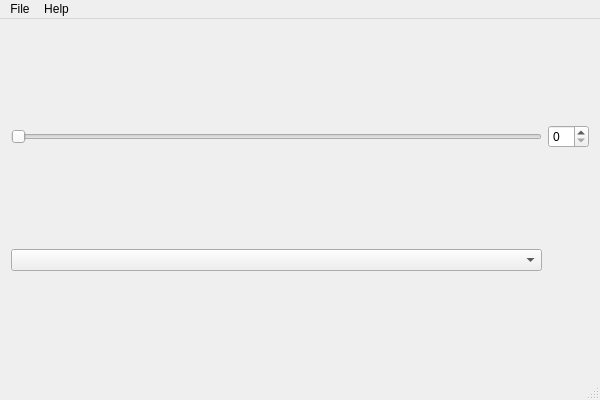
kgmonteith/BonusFFB, file H-Shifter/HShifter.ui: the form before one commit.
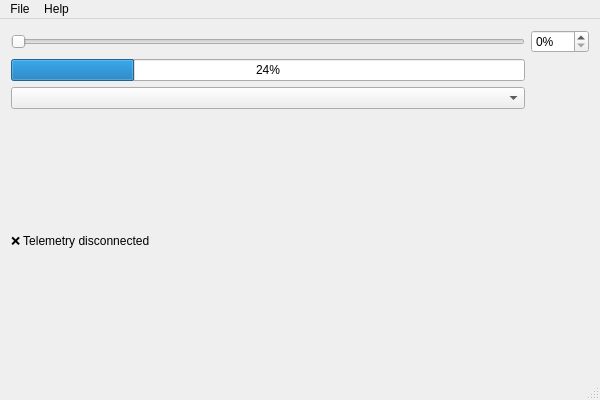
The form after the commit. Icons and pictures are not drawn.

```diff
--- a/H-Shifter/HShifter.ui
+++ b/H-Shifter/HShifter.ui
@@ -15,18 +15,46 @@
   </property>
   <widget class="QWidget" name="centralWidget">
    <layout class="QGridLayout" name="gridLayout">
+    <item row="2" column="0">
+     <widget class="QComboBox" name="clutchDeviceComboBox">
+      <property name="placeholderText">
+       <string>Select clutch pedal device</string>
+      </property>
+     </widget>
+    </item>
     <item row="0" column="1">
-     <widget class="QSpinBox" name="spinBox"/>
+     <widget class="QSpinBox" name="spinBox">
+      <property name="suffix">
+       <string>%</string>
+      </property>
+      <property name="maximum">
+       <number>100</number>
+      </property>
+     </widget>
     </item>
     <item row="0" column="0">
      <widget class="QSlider" name="horizontalSlider">
+      <property name="maximum">
+       <number>100</number>
+      </property>
       <property name="orientation">
        <enum>Qt::Orientation::Horizontal</enum>
       </property>
      </widget>
     </item>
     <item row="1" column="0">
-     <widget class="QComboBox" name="clutchDeviceComboBox"/>
+     <widget class="QProgressBar" name="progressBar">
+      <property name="value">
+       <number>24</number>
+      </property>
+     </widget>
+    </item>
+    <item row="3" column="0">
+     <widget class="QLabel" name="telemetryLabel">
+      <property name="text">
+       <string>❌ Telemetry disconnected</string>
+      </property>
+     </widget>
     </item>
    </layout>
   </widget>
```
Left out of the diff: 32 changed lines with no effect on the pictures.
